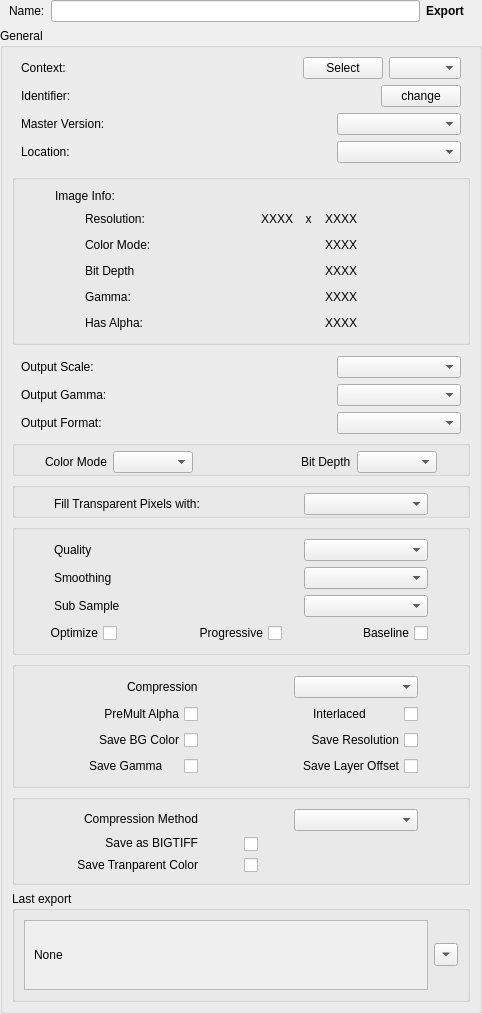
Qt form Gimp/Scripts/StateUserInterfaces/Gimp_Export.ui (AltaArts/Gimp_Integration--Prism-Plugin) before a commit.
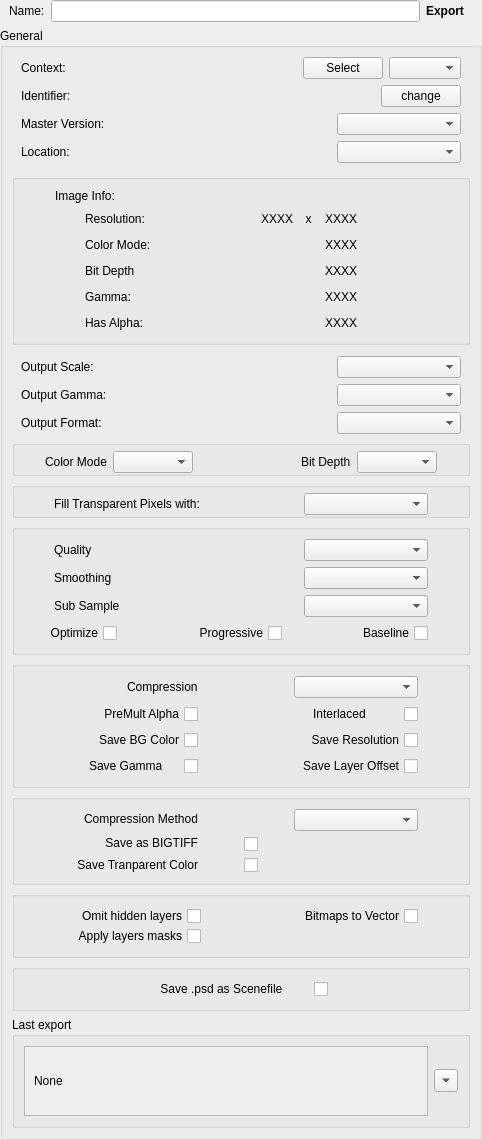
The same form after that commit.

Commit message: v1.2 - added psd to Scenefile support

```diff
--- a/Gimp/Scripts/StateUserInterfaces/Gimp_Export.ui
+++ b/Gimp/Scripts/StateUserInterfaces/Gimp_Export.ui
@@ -7,7 +7,7 @@
     <x>0</x>
     <y>0</y>
     <width>482</width>
-    <height>950</height>
+    <height>1123</height>
    </rect>
   </property>
   <property name="windowTitle">
@@ -1326,6 +1326,131 @@
         </layout>
        </widget>
       </item>
+      <item>
+       <widget class="QGroupBox" name="gb_pdfOptions">
+        <property name="enabled">
+         <bool>true</bool>
+        </property>
+        <layout class="QVBoxLayout" name="gb_jpg_options_7">
+         <item>
+          <layout class="QHBoxLayout" name="horizontalLayout_15">
+           <property name="spacing">
+            <number>0</number>
+           </property>
+           <item>
+            <layout class="QVBoxLayout" name="verticalLayout_9">
+             <property name="rightMargin">
+              <number>40</number>
+             </property>
+             <item>
+              <widget class="QCheckBox" name="chb_pdf_omitHidden">
+               <property name="layoutDirection">
+                <enum>Qt::RightToLeft</enum>
+               </property>
+               <property name="text">
+                <string>Omit hidden layers</string>
+               </property>
+              </widget>
+             </item>
+             <item>
+              <widget class="QCheckBox" name="chb_pdf_applyLayers">
+               <property name="layoutDirection">
+                <enum>Qt::RightToLeft</enum>
+               </property>
+               <property name="text">
+                <string>Apply layers masks</string>
+               </property>
+              </widget>
+             </item>
+            </layout>
+           </item>
+           <item>
+            <layout class="QVBoxLayout" name="verticalLayout_10">
+             <property name="rightMargin">
+              <number>40</number>
+             </property>
+             <item>
+              <widget class="QCheckBox" name="chb_pdf_convertToVector">
+               <property name="layoutDirection">
+                <enum>Qt::RightToLeft</enum>
+               </property>
+               <property name="text">
+                <string>Bitmaps to Vector</string>
+               </property>
+              </widget>
+             </item>
+             <item>
+              <spacer name="verticalSpacer">
+               <property name="orientation">
+                <enum>Qt::Vertical</enum>
+               </property>
+               <property name="sizeHint" stdset="0">
+                <size>
+                 <width>20</width>
+                 <height>40</height>
+                </size>
+               </property>
+              </spacer>
+             </item>
+            </layout>
+           </item>
+          </layout>
+         </item>
+        </layout>
+       </widget>
+      </item>
+      <item>
+       <widget class="QGroupBox" name="gb_psdOptions">
+        <property name="enabled">
+         <bool>true</bool>
+        </property>
+        <property name="layoutDirection">
+         <enum>Qt::LeftToRight</enum>
+        </property>
+        <layout class="QVBoxLayout" name="gb_jpg_options_8">
+         <item>
+          <layout class="QHBoxLayout" name="horizontalLayout_16">
+           <item>
+            <spacer name="horizontalSpacer_15">
+             <property name="orientation">
+              <enum>Qt::Horizontal</enum>
+             </property>
+             <property name="sizeHint" stdset="0">
+              <size>
+               <width>40</width>
+               <height>20</height>
+              </size>
+             </property>
+            </spacer>
+           </item>
+           <item>
+            <widget class="QCheckBox" name="chb_psd_saveAsScene">
+             <property name="layoutDirection">
+              <enum>Qt::RightToLeft</enum>
+             </property>
+             <property name="text">
+              <string>Save .psd as Scenefile        </string>
+             </property>
+            </widget>
+           </item>
+           <item>
+            <spacer name="horizontalSpacer_21">
+             <property name="orientation">
+              <enum>Qt::Horizontal</enum>
+             </property>
+             <property name="sizeHint" stdset="0">
+              <size>
+               <width>40</width>
+               <height>20</height>
+              </size>
+             </property>
+            </spacer>
+           </item>
+          </layout>
+         </item>
+        </layout>
+       </widget>
+      </item>
       <item>
        <spacer name="verticalSpacer_3">
         <property name="orientation">
```
The commit also changes 1 other file.
